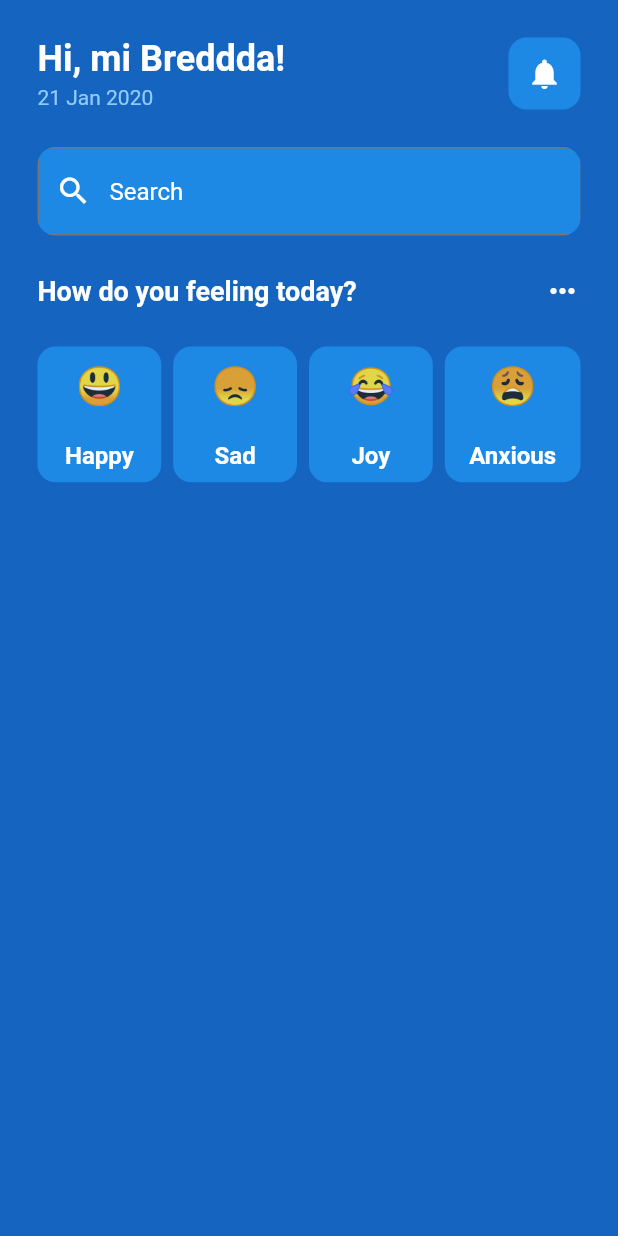
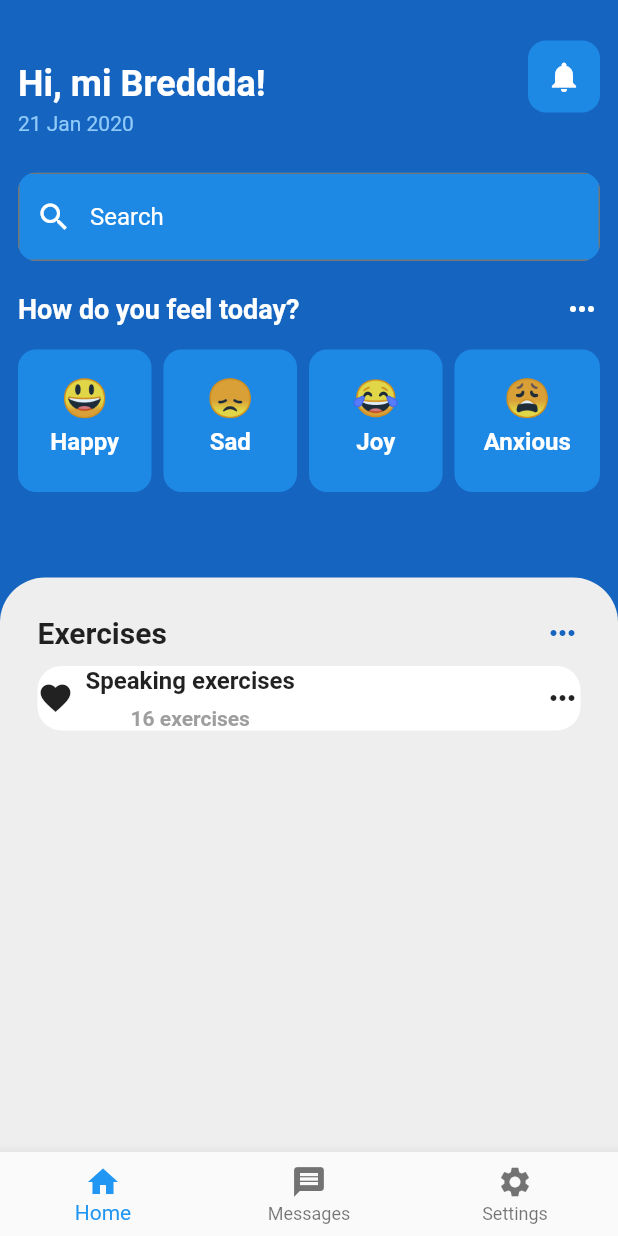
Before and after one commit to Lowkali/mentalhealthapp, a Flutter app: the screen it shows after launch, on a phone screen of 412 x 824 dp. Run offline on Flutter 3.47's test engine with Material 2 defaults, Android fonts, the phone set to English and light mode, and no system bars.

Commit message:
added exercises  list

```diff
--- a/lib/pages/homepage.dart
+++ b/lib/pages/homepage.dart
@@ -2,6 +2,8 @@
 
 import 'package:flutter/material.dart';
 import 'package:mentalhealthapp/util/emoticon_face.dart';
+import 'package:mentalhealthapp/util/exercise.dart';
+// import 'package:mentalhealthapp/util/exercise.dart';
 
 class HomePage extends StatefulWidget {
   HomePage({Key? key}) : super(key: key);
@@ -15,31 +17,40 @@ class _HomePageState extends State<HomePage> {
     ['😃', 'Happy'],
     ['😞', 'Sad'],
     ['😂', 'Joy'],
-    ['😩', 'Anxious']
+    ['😩', 'Anxious'],
   ];
   @override
   Widget build(BuildContext context) {
     return Scaffold(
+
+        //  bottom navigation bar
+        bottomNavigationBar: BottomNavigationBar(items: [
+          BottomNavigationBarItem(icon: Icon(Icons.home), label: 'Home'),
+          BottomNavigationBarItem(icon: Icon(Icons.message), label: 'Messages'),
+          BottomNavigationBarItem(
+              icon: Icon(Icons.settings), label: 'Settings'),
+        ]),
         backgroundColor: Colors.blue[800],
-        body: SafeArea(
-          child: Padding(
-            padding: EdgeInsets.all(25),
+        body: Column(crossAxisAlignment: CrossAxisAlignment.start, children: [
+          Padding(
+            padding: EdgeInsets.all(12),
             child: Column(
-              crossAxisAlignment: CrossAxisAlignment.start,
               children: [
-                // Grettings row
                 Row(
                   mainAxisAlignment: MainAxisAlignment.spaceBetween,
                   children: [
                     Column(
                       crossAxisAlignment: CrossAxisAlignment.start,
                       children: [
-                        Text(
-                          'Hi, mi Breddda!',
-                          style: TextStyle(
-                              fontSize: 24,
-                              fontWeight: FontWeight.bold,
-                              color: Colors.white),
+                        Padding(
+                          padding: EdgeInsets.only(top: 30),
+                          child: Text(
+                            'Hi, mi Breddda!',
+                            style: TextStyle(
+                                fontSize: 24,
+                                fontWeight: FontWeight.bold,
+                                color: Colors.white),
+                          ),
                         ),
                         SizedBox(
                           height: 4,
@@ -95,14 +106,14 @@ class _HomePageState extends State<HomePage> {
                 ),
 
                 SizedBox(
-                  height: 25,
+                  height: 20,
                 ),
 
                 Row(
                   mainAxisAlignment: MainAxisAlignment.spaceBetween,
                   children: [
                     Text(
-                      'How do you feeling today?',
+                      'How do you feel today?',
                       style: TextStyle(
                           fontSize: 18,
                           fontWeight: FontWeight.bold,
@@ -115,7 +126,7 @@ class _HomePageState extends State<HomePage> {
                   ],
                 ),
                 SizedBox(
-                  height: 25,
+                  height: 15,
                 ),
 
                 // emoji faces
@@ -123,18 +134,20 @@ class _HomePageState extends State<HomePage> {
                   mainAxisAlignment: MainAxisAlignment.start,
                   children: [
                     SizedBox(
-                      height: 200,
+                      height: 120,
                       child: GridView.builder(
                         shrinkWrap: true,
                         gridDelegate:
                             const SliverGridDelegateWithFixedCrossAxisCount(
                           crossAxisCount: 4,
                         ),
-                        itemCount: 4,
+                        itemCount: feelings.length,
                         itemBuilder: (BuildContext context, int index) {
                           return Padding(
                             padding: EdgeInsets.only(
-                                right: index == feelings.length - 1 ? 0 : 8),
+                              right: index == feelings.length - 1 ? 0 : 8,
+                              bottom: 2,
+                            ),
                             child: EmoticonFace(
                               emoji: feelings[index][0],
                               emoji_feeling: feelings[index][1],
@@ -148,6 +161,44 @@ class _HomePageState extends State<HomePage> {
               ],
             ),
           ),
-        ));
+          SizedBox(
+            height: 20,
+          ),
+          Expanded(
+              child: Container(
+            decoration: BoxDecoration(
+              borderRadius: BorderRadius.only(
+                  topLeft: Radius.circular(30), topRight: Radius.circular(30)),
+              color: Colors.grey[200],
+            ),
+            child: Padding(
+                padding: EdgeInsets.all(25),
+                child: Center(
+                  child: Column(
+                    children: [
+                      // exercices heading
+                      Row(
+                        mainAxisAlignment: MainAxisAlignment.spaceBetween,
+                        children: [
+                          Text('Exercises',
+                              style: TextStyle(
+                                  fontSize: 20, fontWeight: FontWeight.bold)),
+                          Icon(
+                            Icons.more_horiz,
+                            color: Colors.blue[800],
+                          ),
+                        ],
+                      ),
+                      SizedBox(
+                        height: 10,
+                      ),
+
+                      //list of exercises
+                      Exercise()
+                    ],
+                  ),
+                )),
+          ))
+        ]));
   }
 }
--- a/lib/util/emoticon_face.dart
+++ b/lib/util/emoticon_face.dart
@@ -18,13 +18,13 @@ class EmoticonFace extends StatelessWidget {
       child: Column(
         children: [
           Padding(
-            padding: EdgeInsets.all(12),
+            padding: EdgeInsets.only(top: 18),
             child: Text(
               emoji,
               style: TextStyle(fontSize: 25),
             ),
           ),
-          SizedBox(height: 10),
+          SizedBox(height: 5),
           Text(
             emoji_feeling,
             style: TextStyle(
--- /dev/null
+++ b/lib/util/exercise.dart
@@ -0,0 +1,47 @@
+// ignore_for_file: prefer_const_constructors, prefer_const_literals_to_create_immutables
+
+import 'package:flutter/material.dart';
+
+class Exercise extends StatelessWidget {
+  // final String
+
+  @override
+  Widget build(BuildContext context) {
+    return Container(
+      decoration: BoxDecoration(
+        borderRadius: BorderRadius.circular(16.0),
+        color: Colors.white,
+      ),
+      child: Row(
+        mainAxisAlignment: MainAxisAlignment.spaceBetween,
+        children: [
+          Row(
+            children: [
+              Icon(Icons.favorite),
+              SizedBox(
+                width: 8,
+              ),
+              Column(
+                children: [
+                  Text(
+                    'Speaking exercises',
+                    style: TextStyle(fontSize: 16, fontWeight: FontWeight.bold),
+                  ),
+                  SizedBox(
+                    height: 8,
+                  ),
+                  Text(
+                    '16 exercises',
+                    style: TextStyle(
+                        fontWeight: FontWeight.bold, color: Colors.grey),
+                  )
+                ],
+              )
+            ],
+          ),
+          Icon(Icons.more_horiz)
+        ],
+      ),
+    );
+  }
+}
```
